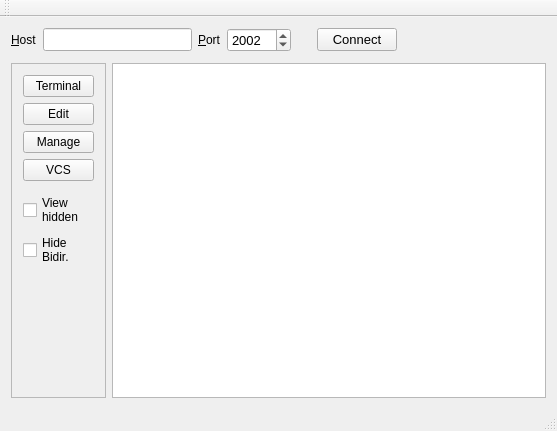
Above: src/MainWindow.ui from micwik/ArnBrowser before the change. Below: the same form after it.
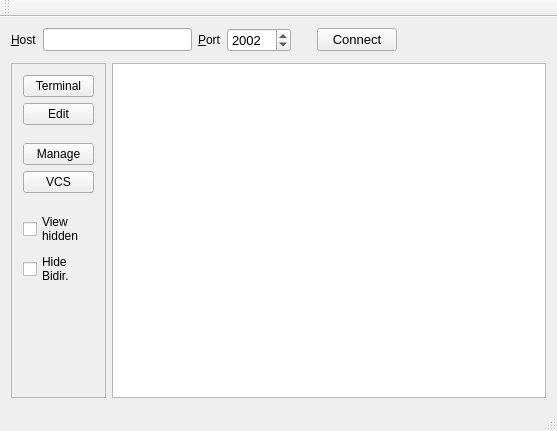
That is the form after the change.

What changed in the file:
```diff
--- a/src/MainWindow.ui
+++ b/src/MainWindow.ui
@@ -186,6 +186,22 @@
             </property>
            </widget>
           </item>
+          <item>
+           <spacer name="verticalSpacer_3">
+            <property name="orientation">
+             <enum>Qt::Vertical</enum>
+            </property>
+            <property name="sizeType">
+             <enum>QSizePolicy::Maximum</enum>
+            </property>
+            <property name="sizeHint" stdset="0">
+             <size>
+              <width>20</width>
+              <height>15</height>
+             </size>
+            </property>
+           </spacer>
+          </item>
           <item>
            <widget class="QPushButton" name="manageButton">
             <property name="text">
@@ -211,7 +227,7 @@
             <property name="sizeHint" stdset="0">
              <size>
               <width>20</width>
-              <height>10</height>
+              <height>15</height>
              </size>
             </property>
            </spacer>
@@ -237,10 +253,13 @@
             <property name="orientation">
              <enum>Qt::Vertical</enum>
             </property>
+            <property name="sizeType">
+             <enum>QSizePolicy::Preferred</enum>
+            </property>
             <property name="sizeHint" stdset="0">
              <size>
               <width>20</width>
-              <height>40</height>
+              <height>20</height>
              </size>
             </property>
            </spacer>
```
Left out of the diff: 2 changed lines with no effect on the pictures.
